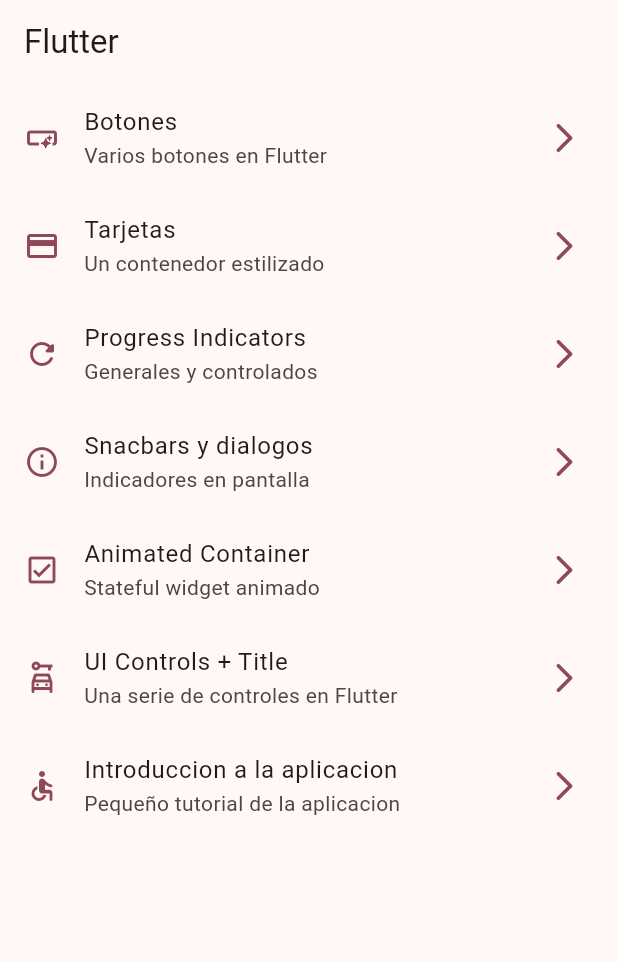
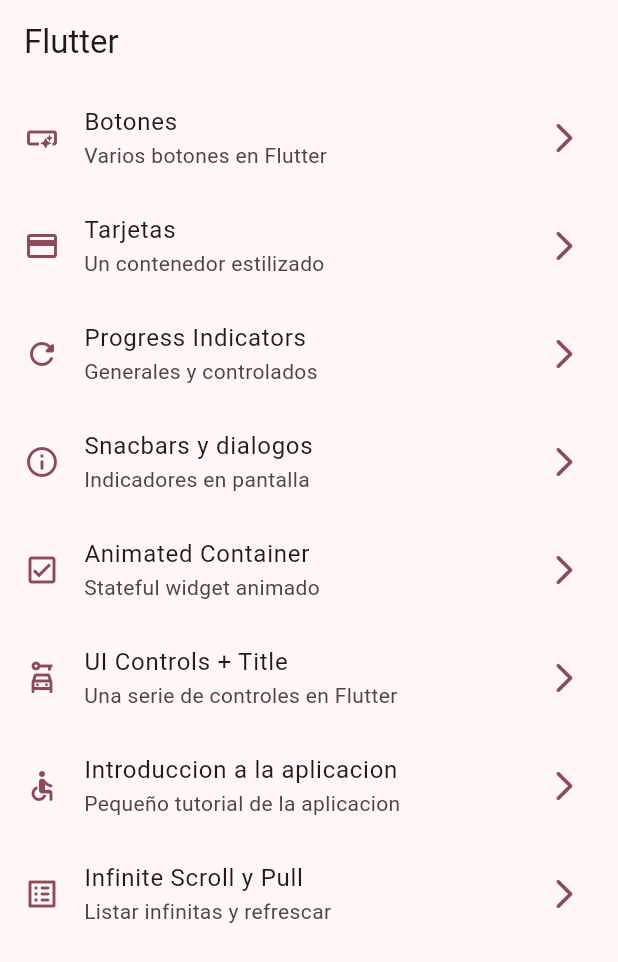
Before and after one commit to WilliamDelCid/Flutter-Initial, a Flutter app: the screen it shows after launch, on a phone screen of 412 x 824 dp. Shown: the top 962 px of the screen. Run offline on Flutter 3.47's test engine with Material 3 defaults, Android fonts, the phone set to English and light mode, and no system bars; our stand-ins replace animate_do, go_router.

Commit message:
Agregando y creando inifinite scroll

```diff
--- a/lib/config/menu/menu_items.dart
+++ b/lib/config/menu/menu_items.dart
@@ -53,4 +53,10 @@ class MenuItems{
       link: '/tutorial',
       icon: Icons.accessible_rounded
     ),
+      MenuItems(
+      title: 'Infinite Scroll y Pull',
+      subTitle: 'Listar infinitas y refrescar',
+      link: '/infinite',
+      icon: Icons.list_alt_rounded
+    ),
   ];
--- a/lib/config/router/app_router.dart
+++ b/lib/config/router/app_router.dart
@@ -44,5 +44,10 @@ final appRouter = GoRouter(
       name: AppTutorialScreen.name,
       builder: (context, state) =>const AppTutorialScreen(),
     ),
+     GoRoute(
+      path: '/infinite',
+      name: InfiniteScrollScreen.name,
+      builder: (context, state) =>const InfiniteScrollScreen(),
+    ),
   ],
 );
```
Also changed, not shown: lib/presentation/screens/infinite_scroll/infinite_scroll_screen.dart (+64 -4 lines).
